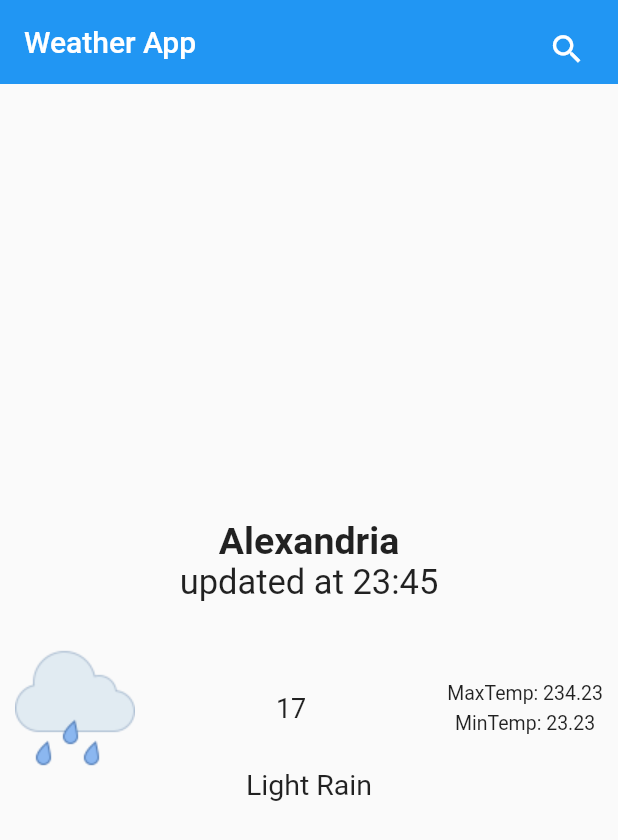
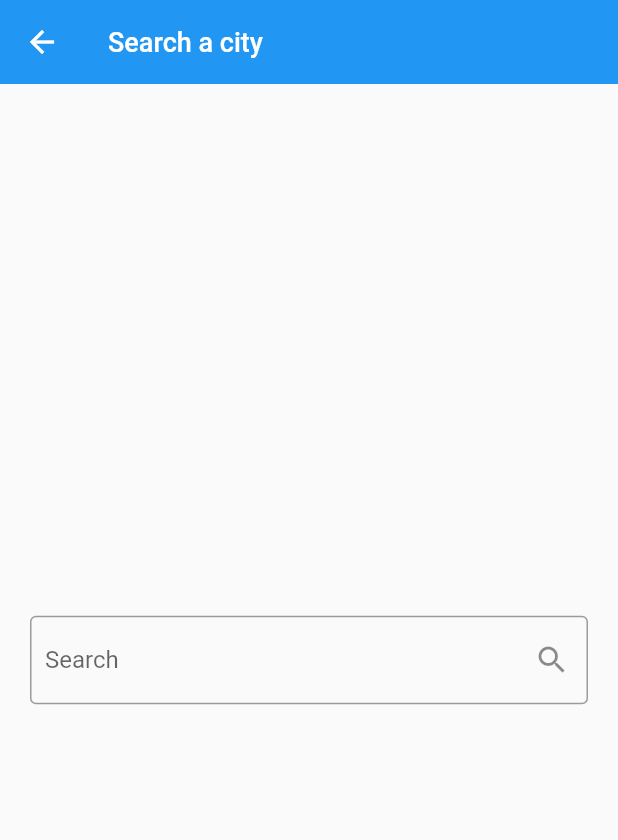
Before and after one commit to AbdulrahmanAlShaweesh/Flutter-Weather-App, a Flutter app: the screen it shows after launch, after a tap on the "search" icon, on a phone screen of 412 x 824 dp. Shown: the top 840 px of the screen. Run offline on Flutter 3.47's test engine with Material 2 defaults, Android fonts, the phone set to English and light mode, and no system bars; our stand-ins replace dio, flutter_bloc; network calls fail.

Commit message:
completed weather app

```diff
--- /dev/null
+++ b/lib/cubits/get_weather_cubit/get_weather_cubit.dart
@@ -0,0 +1,29 @@
+// create the cubit
+
+// ignore_for_file: unused_local_variable
+
+import 'package:flutter_bloc/flutter_bloc.dart';
+import 'package:flutter_weather_app/cubits/get_weather_cubit/get_weather_state.dart';
+import 'package:flutter_weather_app/models/weather_model.dart';
+import 'package:flutter_weather_app/services/weather_services.dart';
+
+// there is the cubit. //
+class GetWeatherCubit extends Cubit<WeatherState> {
+  // when the app open we send the NoWeatherState as inital state of the app
+  GetWeatherCubit() : super(WeatherInitalState());
+
+  WeatherModel? weatherModel; // we have access to this attrbute freom the cubit
+  getCurrentWeather({required String cityName}) async {
+    try {
+      weatherModel = await WeatherServices().getForcastWeather(
+        cityName: cityName,
+      );
+
+      emit(WeatherLoadedState(weatherModel: weatherModel!));
+    } on Exception catch (e) {
+      // if there is an error //
+      emit(WeatherFailureState());
+    }
+    // emit the state. "connection between the logic and UI to update the UI" //
+  }
+}
--- /dev/null
+++ b/lib/cubits/get_weather_cubit/get_weather_state.dart
@@ -0,0 +1,17 @@
+// here are the 3 sates for the screen
+
+import 'package:flutter_weather_app/models/weather_model.dart';
+
+class WeatherState {} // we need to create this state to inherit to other state and we use it
+
+class WeatherInitalState extends WeatherState {}
+
+class WeatherLoadedState extends WeatherState {
+  final WeatherModel weatherModel;  // this object from weathermodel
+
+  WeatherLoadedState({
+    required this.weatherModel,
+  });
+}
+
+class WeatherFailureState extends WeatherState {}
--- a/lib/main.dart
+++ b/lib/main.dart
@@ -1,4 +1,6 @@
 import 'package:flutter/material.dart';
+import 'package:flutter_bloc/flutter_bloc.dart';
+import 'package:flutter_weather_app/cubits/get_weather_cubit/get_weather_cubit.dart';
 import 'package:flutter_weather_app/views/home_Veiw.dart';
 
 void main() {
@@ -12,9 +14,13 @@ class WeatherApp extends StatelessWidget {
 
   @override
   Widget build(BuildContext context) {
-    return const MaterialApp(
-      debugShowCheckedModeBanner: false,
-      home: HomeView(),
+    return BlocProvider(
+      // here we provided the cubit to the materialApp widget... //
+      create: (context) => GetWeatherCubit(),
+      child: const MaterialApp(
+        debugShowCheckedModeBanner: false,
+        home: HomeView(),
+      ),
     );
   }
 }
--- /dev/null
+++ b/lib/models/weather_model.dart
@@ -0,0 +1,31 @@
+class WeatherModel {
+  final String cityName;
+  final DateTime date;
+  final String? image;
+  final double temp;
+  final double maxTemp;
+  final double minTemp;
+  final String watherCondition;
+
+  WeatherModel({
+    required this.cityName,
+    required this.date,
+    this.image,
+    required this.temp,
+    required this.maxTemp,
+    required this.minTemp,
+    required this.watherCondition,
+  });
+
+  factory WeatherModel.fromJson(json) {
+    return WeatherModel(
+        cityName: json['location']['name'],
+        date: DateTime.parse(json['current']['last_updated']),
+        image: json['forecast']['forecastday'][0]['day']['condition']['icon'],
+        temp: json['forecast']['forecastday'][0]['day']['avgtemp_c'],
+        maxTemp: json['forecast']['forecastday'][0]['day']['maxtemp_c'],
+        minTemp: json['forecast']['forecastday'][0]['day']['mintemp_c'],
+        watherCondition: json['forecast']['forecastday'][0]['day']['condition']
+            ['text']);
+  }
+}
--- /dev/null
+++ b/lib/services/weather_services.dart
@@ -0,0 +1,26 @@
+import 'package:dio/dio.dart';
+import 'package:flutter_weather_app/models/weather_model.dart';
+
+class WeatherServices {
+  final Dio dio = Dio();
+  final String baseUrl = "http://api.weatherapi.com/v1";
+  final String apiKey = "20a4aef52ca94fceb4f63353241704";
+
+  Future<WeatherModel> getForcastWeather({required String cityName}) async {
+    try {
+      Response response = await dio.get(
+        "$baseUrl/v1/forecast.json?key=$apiKey&q=$cityName&days=7",
+      );
+      WeatherModel weatherModel = WeatherModel.fromJson(response.data);
+      return weatherModel;
+    } on DioException catch (e) {
+      // if the e.response is not null then will access the respnse and throw the error message.
+      final String errorMessage = e.response?.data['error']['message'] ??
+          "oops there was an error, try again later.";
+      throw Exception(errorMessage);
+    } catch (error) {
+      // if there is an error othere than dioExption
+      throw Exception("opps there was an error please try again later...");
+    }
+  }
+}
--- a/lib/views/home_Veiw.dart
+++ b/lib/views/home_Veiw.dart
@@ -1,4 +1,9 @@
 import 'package:flutter/material.dart';
+import 'package:flutter_bloc/flutter_bloc.dart';
+import 'package:flutter_weather_app/cubits/get_weather_cubit/get_weather_cubit.dart';
+import 'package:flutter_weather_app/cubits/get_weather_cubit/get_weather_state.dart';
+import 'package:flutter_weather_app/views/search_vew.dart';
+import 'package:flutter_weather_app/widgets/custom_text.dart';
 import 'package:flutter_weather_app/widgets/no_weather_body.dart';
 import 'package:flutter_weather_app/widgets/weather_body.dart';
 
@@ -21,7 +26,12 @@ class HomeView extends StatelessWidget {
             Padding(
               padding: const EdgeInsets.only(right: 10.0, top: 10.0),
               child: IconButton(
-                onPressed: () {},
+                onPressed: () {
+                  Navigator.of(context)
+                      .push(MaterialPageRoute(builder: (context) {
+                    return const SearchView();
+                  }));
+                },
                 icon: const Icon(
                   Icons.search,
                   size: 25.0,
@@ -30,7 +40,27 @@ class HomeView extends StatelessWidget {
             )
           ],
         ),
-        body: const WeatherBody(),
+        // we use bloc builder at the place where we need to update the UI
+        // bloc builder listen to getweathercubit and weatherstate... //
+        body: BlocBuilder<GetWeatherCubit, WeatherState>(
+          // here the bloc builder listen to a state which the cubit send to the UI
+          builder: (context, state) {
+            if (state is WeatherInitalState) {
+              return const NoWeatherBody();
+            } else if (state is WeatherLoadedState) {
+              return WeatherBodyInfo(
+                weatherModel: state.weatherModel,
+              );
+            } else {
+              return const Center(
+                child: CustomText(
+                  text: 'opps, there was an error please try again later',
+                  fontSize: 18.0,
+                ),
+              );
+            }
+          },
+        ),
       ),
     );
   }
--- /dev/null
+++ b/lib/views/search_vew.dart
@@ -0,0 +1,43 @@
+import 'package:flutter/material.dart';
+import 'package:flutter_bloc/flutter_bloc.dart';
+import 'package:flutter_weather_app/cubits/get_weather_cubit/get_weather_cubit.dart';
+import 'package:flutter_weather_app/widgets/custom_text.dart';
+
+class SearchView extends StatelessWidget {
+  const SearchView({super.key});
+
+  @override
+  Widget build(BuildContext context) {
+    return Scaffold(
+      appBar: AppBar(
+        elevation: 0.0,
+        title: const CustomText(text: 'Search a city', fontSize: 18.0),
+      ),
+      body: Center(
+        child: Padding(
+          padding: const EdgeInsets.symmetric(horizontal: 20.0),
+          child: TextField(
+            keyboardType: TextInputType.text,
+            // here we can trigger the API's Method.
+            onSubmitted: (cityName) async {
+              // here we trigger the cubit and pass the city name the user enter. //
+              var getWeatherCubit = BlocProvider.of<GetWeatherCubit>(context);
+              getWeatherCubit.getCurrentWeather(cityName: cityName);
+              Navigator.pop(context);
+            },
+            decoration: const InputDecoration(
+              contentPadding:
+                  EdgeInsets.symmetric(horizontal: 10.0, vertical: 20.0),
+              hintText: 'Enter city name ',
+              label: Text('Search'),
+              suffixIcon: Icon(Icons.search),
+              border: OutlineInputBorder(
+                borderSide: BorderSide(),
+              ),
+            ),
+          ),
+        ),
+      ),
+    );
+  }
+}
--- a/lib/widgets/no_weather_body_builder.dart
+++ b/lib/widgets/no_weather_body_builder.dart
@@ -14,14 +14,14 @@ class NoWeatherBodyBuilder extends StatelessWidget {
         children: [
           CustomText(
             text: 'there is no weather 😔 start',
-            fontSize: 18.0,
+            fontSize: 22.0,
           ),
           SizedBox(
             height: 5.0,
           ),
           CustomText(
             text: 'searching now 🔍',
-            fontSize: 18.0,
+            fontSize: 22.0,
           ),
         ],
       ),
--- a/lib/widgets/weather_body.dart
+++ b/lib/widgets/weather_body.dart
@@ -1,11 +1,14 @@
 import 'package:flutter/material.dart';
+import 'package:flutter_weather_app/models/weather_model.dart';
 import 'package:flutter_weather_app/widgets/weather_body_builder.dart';
 
-class WeatherBody extends StatelessWidget {
-  const WeatherBody({super.key});
-
+class WeatherBodyInfo extends StatelessWidget {
+  const WeatherBodyInfo({super.key, required this.weatherModel});
+  final WeatherModel weatherModel;
   @override
   Widget build(BuildContext context) {
-    return const WeatherBodBuilder();
+    return WeatherBodBuilder(
+      weatherModel: weatherModel,
+    );
   }
 }
--- a/lib/widgets/weather_body_builder.dart
+++ b/lib/widgets/weather_body_builder.dart
@@ -1,26 +1,30 @@
 import 'package:flutter/material.dart';
+import 'package:flutter_weather_app/models/weather_model.dart';
 import 'package:flutter_weather_app/widgets/custom_text.dart';
 
 class WeatherBodBuilder extends StatelessWidget {
   const WeatherBodBuilder({
     super.key,
+    required this.weatherModel,
   });
 
+  final WeatherModel weatherModel;
   @override
   Widget build(BuildContext context) {
     return Center(
       child: Column(
         mainAxisSize: MainAxisSize.min,
         children: [
-          const Text(
-            'Alexandria',
-            style: TextStyle(
+          Text(
+            weatherModel.cityName,
+            style: const TextStyle(
               fontSize: 25.0,
               fontWeight: FontWeight.bold,
             ),
           ),
-          const CustomText(
-            text: 'updated at 23:45',
+          CustomText(
+            text:
+                'updated at ${weatherModel.date.hour}:${weatherModel.date.minute}',
             fontSize: 23.0,
           ),
           const SizedBox(
@@ -31,21 +35,25 @@ class WeatherBodBuilder extends StatelessWidget {
             child: Row(
               mainAxisAlignment: MainAxisAlignment.spaceBetween,
               children: [
-                Image.asset('assets/images/rainy.png'),
-                const CustomText(text: '17', fontSize: 18.0),
-                const Column(
+                Image.network("https:${weatherModel.image!}"),
+                CustomText(text: '${weatherModel.temp}', fontSize: 18.0),
+                Column(
                   children: [
-                    CustomText(text: 'MaxTemp: 234.23', fontSize: 13.0),
-                    SizedBox(
+                    CustomText(
+                        text: 'MaxTemp: ${weatherModel.maxTemp.round()}',
+                        fontSize: 13.0),
+                    const SizedBox(
                       height: 5,
                     ),
-                    CustomText(text: 'MinTemp: 23.23', fontSize: 13.0),
+                    CustomText(
+                        text: 'MinTemp:${weatherModel.minTemp.round()}',
+                        fontSize: 13.0),
                   ],
                 )
               ],
             ),
           ),
-          const CustomText(text: 'Light Rain', fontSize: 19.0)
+          CustomText(text: weatherModel.watherCondition, fontSize: 19.0)
         ],
       ),
     );
--- a/pubspec.yaml
+++ b/pubspec.yaml
@@ -34,6 +34,8 @@ dependencies:
   # The following adds the Cupertino Icons font to your application.
   # Use with the CupertinoIcons class for iOS style icons.
   cupertino_icons: ^1.0.2
+  dio: ^5.4.3+1
+  flutter_bloc: ^8.1.5
 
 dev_dependencies:
   flutter_test:
```
Also changed, not shown: pubspec.lock.
